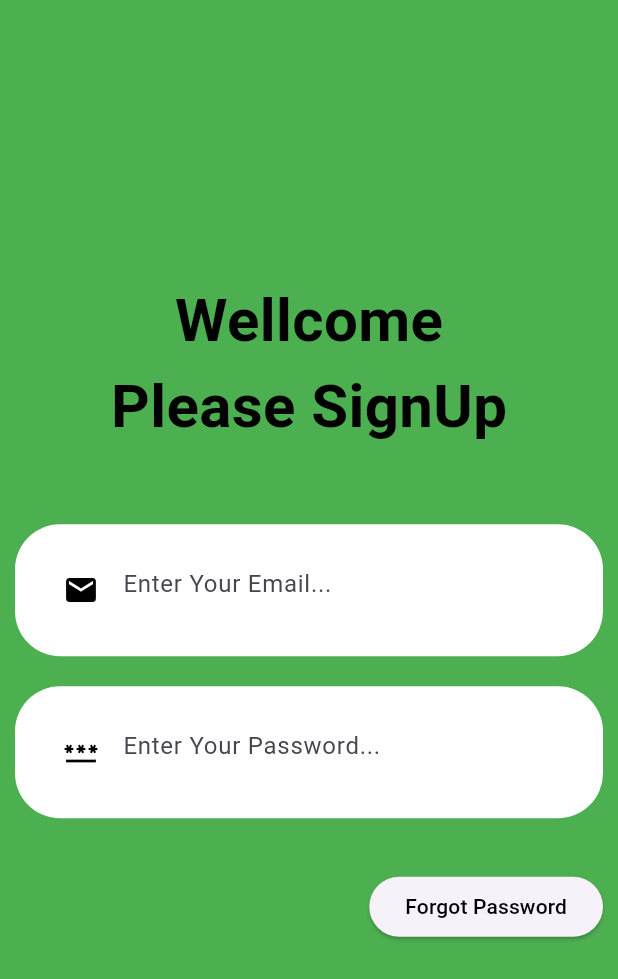
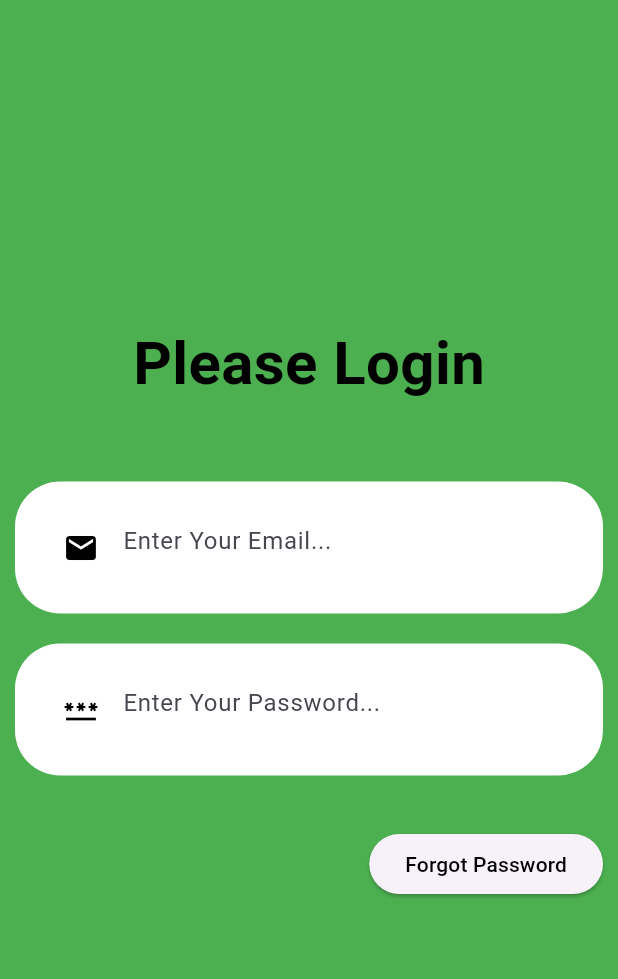
Before and after one commit to CodeWithMaissam/Quds_project, a Flutter app: the screen it shows after launch, after a tap on "SignIn", on a phone screen of 412 x 824 dp. Shown: the top 979 px of the screen. Run offline on Flutter 3.47's test engine with Material 3 defaults, Android fonts, the phone set to English and light mode, and no system bars; our stand-ins replace firebase_core; accounts and stored records are empty.

Commit message:
Login Page

```diff
--- a/my_tm_123/lib/Screens/login/login.dart
+++ b/my_tm_123/lib/Screens/login/login.dart
@@ -15,25 +15,11 @@ class _LogInState extends State<LogIn> {
       body: Column(
         mainAxisAlignment: .center,
         children: [
+
           Center(
             child: Text(
 
-              "Wellcome",
-
-              style: TextStyle(
-                fontSize: 40,
-                fontWeight: .bold,
-                color: Colors.black,
-
-              ),
-
-            ),
-
-          ),
-          Center(
-            child: Text(
-
-              "Please SignUp",
+              "Please Login",
 
               style: TextStyle(
                 fontSize: 40,
```
